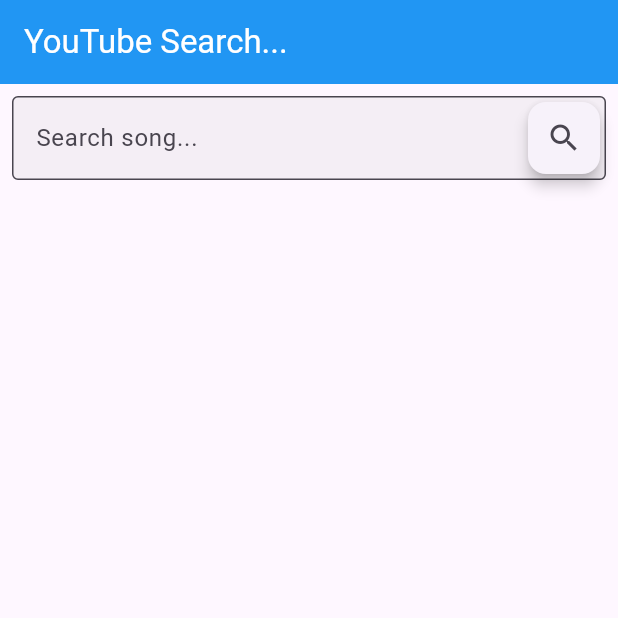
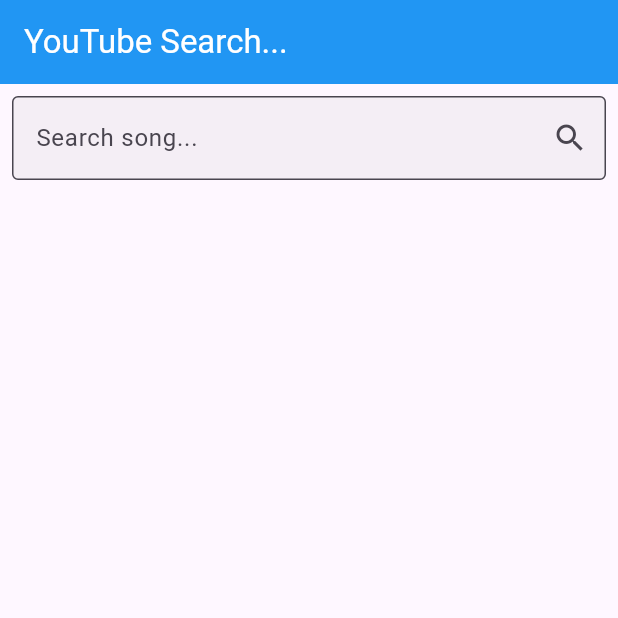
Before and after one commit to jisan66/music_player, a Flutter app: the screen it shows after launch, on a phone screen of 412 x 824 dp, the top half of it. Run offline on Flutter 3.47's test engine with Material 3 defaults, Android fonts, the phone set to English and light mode, and no system bars; our stand-ins replace audio_video_progress_bar, just_audio; missing offline and left inert: youtube_explode_dart.

Commit message:
package changed

```diff
--- a/lib/main.dart
+++ b/lib/main.dart
@@ -14,7 +14,7 @@ class MyApp extends StatelessWidget {
   Widget build(BuildContext context) {
     return MaterialApp(
       home: YouTubeSearchPage(),
-      debugShowCheckedModeBanner: true,
+      debugShowCheckedModeBanner: false,
       title: "Music Player",
     );
   }
--- a/lib/youtube_song_search.dart
+++ b/lib/youtube_song_search.dart
@@ -75,13 +75,10 @@ class _YouTubeSearchPageState extends State<YouTubeSearchPage> {
                   )
                 ),
                 labelText: 'Search song...',
-                suffixIcon: Card(
-                  elevation: 4,
-                  child: IconButton(
-                    icon: const Icon(Icons.search),
-                    // onPressed: _searchYouTube,
-                    onPressed: (){},
-                  ),
+                suffixIcon: IconButton(
+                  icon: const Icon(Icons.search),
+                  // onPressed: _searchYouTube,
+                  onPressed: (){},
                 ),
               ),
             ),
```
